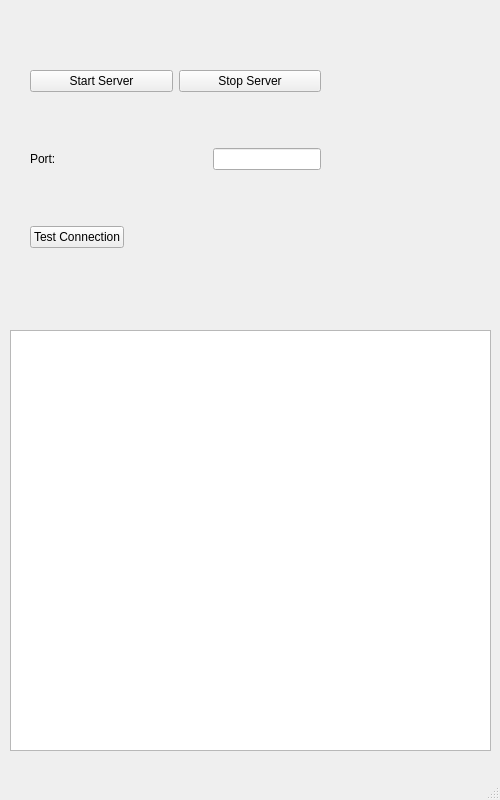
Above: MATFWars/server/mainwindow.ui from Divljo31/MATFWars before the change. Below: the same form after it.
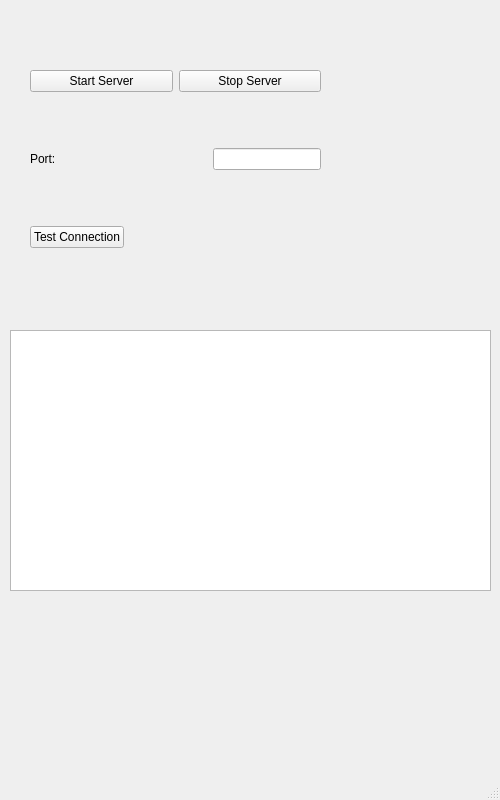
That is the form after the change.

```diff
--- a/MATFWars/server/mainwindow.ui
+++ b/MATFWars/server/mainwindow.ui
@@ -116,11 +116,11 @@
       <x>10</x>
       <y>330</y>
       <width>481</width>
-      <height>421</height>
+      <height>261</height>
      </rect>
     </property>
     <property name="sizePolicy">
-     <sizepolicy hsizetype="Expanding" vsizetype="Expanding">
+     <sizepolicy hsizetype="Fixed" vsizetype="Fixed">
       <horstretch>120</horstretch>
       <verstretch>120</verstretch>
      </sizepolicy>
```
